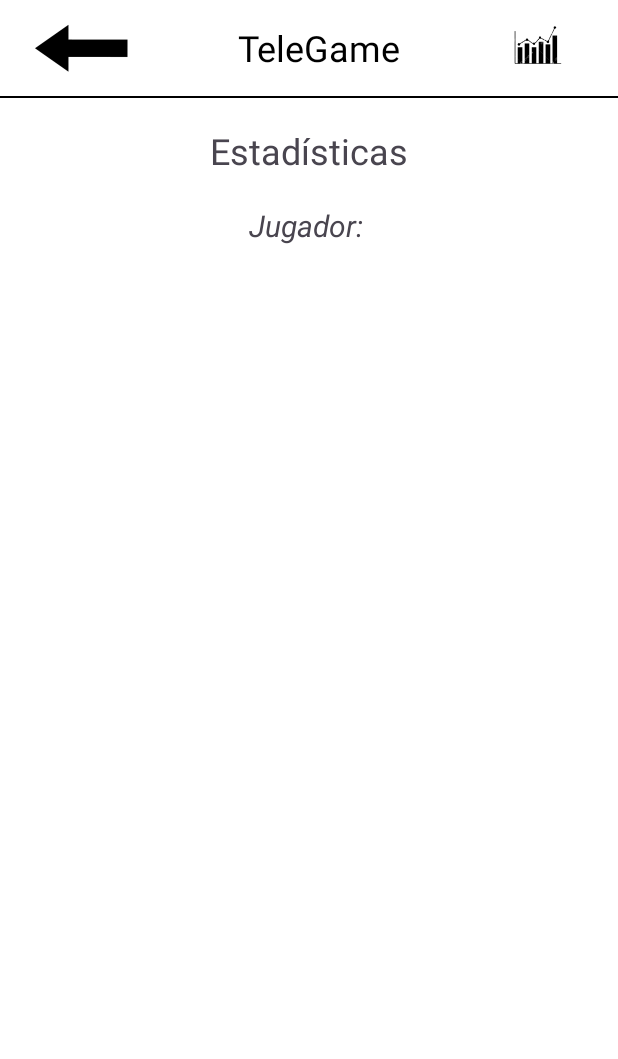
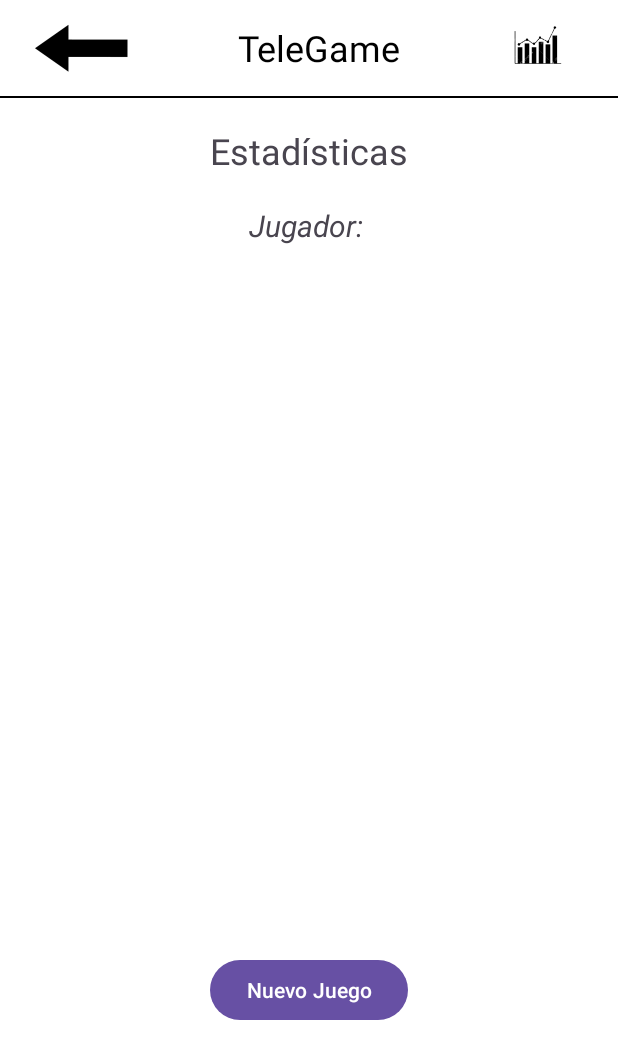
Before and after one commit to androu07/Lab2_20191450, an Android app: the StatsActivity screen opened directly, with no data from a screen before it, on a phone screen of 412 x 824 dp. Shown: the top 1059 px of the screen. Run offline under Robolectric (Android 15) with nearby library versions, the phone set to English and light mode, and no system bars.

Commit message:
final commit

```diff
--- a/app/src/main/java/com/example/lab2/StatsActivity.java
+++ b/app/src/main/java/com/example/lab2/StatsActivity.java
@@ -2,6 +2,8 @@ package com.example.lab2;
 
 import android.content.Intent;
 import android.os.Bundle;
+import android.view.View;
+import android.widget.Button;
 
 
 import androidx.appcompat.app.AppCompatActivity;
@@ -18,15 +20,27 @@ public class StatsActivity extends AppCompatActivity{
         setContentView(R.layout.activity_stats);
 
         Toolbar toolbar = findViewById(R.id.toolbar);
-        setSupportActionBar(toolbar);  // Configura el Toolbar como la ActionBar de la actividad
+        setSupportActionBar(toolbar);
 
-        // Habilita la flecha de retroceso
         if (getSupportActionBar() != null) {
-            getSupportActionBar().setDisplayHomeAsUpEnabled(true);  // Muestra la flecha de retroceso
-            getSupportActionBar().setHomeButtonEnabled(true); // Habilita el botón de retroceso
+            getSupportActionBar().setDisplayHomeAsUpEnabled(true);
+            getSupportActionBar().setHomeButtonEnabled(true);
         }
 
-        // Configura la acción para el ícono de navegación
         toolbar.setNavigationOnClickListener(v -> finish());
+
+        Button botonRecara = findViewById(R.id.buttonRecarga);
+        botonRecara.setOnClickListener(new View.OnClickListener() {
+            @Override
+            public void onClick(View v) {
+                recargarActivity(v);
+            }
+        });
+    }
+
+    public void recargarActivity(View view) {
+        finish();
+        Intent intent = new Intent(this, ActivityGame5.class);
+        startActivity(intent);
     }
 }
--- a/app/src/main/res/layout/activity_stats.xml
+++ b/app/src/main/res/layout/activity_stats.xml
@@ -5,6 +5,17 @@
     android:layout_width="match_parent"
     android:layout_height="match_parent"
     android:background="#FFFFFF">
+
+    <Button
+        android:id="@+id/buttonRecarga"
+        android:layout_width="wrap_content"
+        android:layout_height="wrap_content"
+        android:onClick="recargarActivity"
+        android:text="Nuevo Juego"
+        app:layout_constraintBottom_toBottomOf="parent"
+        app:layout_constraintEnd_toEndOf="parent"
+        app:layout_constraintStart_toStartOf="parent"
+        app:layout_constraintTop_toBottomOf="@+id/scrollView2" />
 
     <androidx.appcompat.widget.Toolbar
         android:id="@+id/toolbar"
@@ -70,4 +81,19 @@
         app:layout_constraintStart_toStartOf="parent"
         app:layout_constraintTop_toBottomOf="@+id/textView" />
 
+    <ScrollView
+        android:id="@+id/scrollView2"
+        android:layout_width="306dp"
+        android:layout_height="291dp"
+        android:layout_marginTop="40dp"
+        app:layout_constraintEnd_toEndOf="parent"
+        app:layout_constraintStart_toStartOf="parent"
+        app:layout_constraintTop_toBottomOf="@+id/textView3">
+
+        <LinearLayout
+            android:layout_width="match_parent"
+            android:layout_height="wrap_content"
+            android:orientation="vertical" />
+    </ScrollView>
+
 </androidx.constraintlayout.widget.ConstraintLayout>
```
